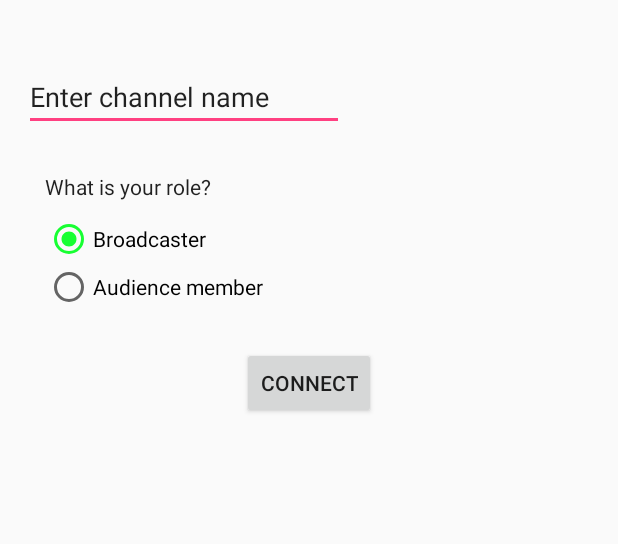
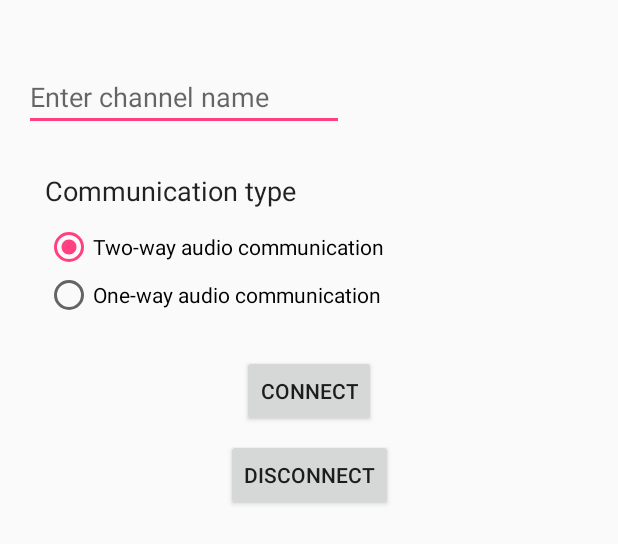
Before and after one commit to SphericalKat/DevFest, an Android app: the layout activity_main.xml on its own in the app's theme, with its tools: preview values and no code run, on a phone screen of 412 x 824 dp. Shown: the top 544 px of the screen. Run offline under Robolectric (Android 15) with nearby library versions, the phone set to English and light mode, and no system bars.

Commit message:
Move to a working prototype with some misc UI and comm changes

```diff
--- a/app/src/main/res/layout/activity_main.xml
+++ b/app/src/main/res/layout/activity_main.xml
@@ -12,8 +12,8 @@
         android:layout_marginStart="16dp"
         android:layout_marginTop="42dp"
         android:ems="10"
+        android:hint="Enter channel name"
         android:inputType="text"
-        android:text="Enter channel name"
         app:layout_constraintStart_toStartOf="parent"
         app:layout_constraintTop_toTopOf="parent" />
 
@@ -41,10 +41,10 @@
             android:layout_width="wrap_content"
             android:layout_height="wrap_content"
             android:layout_weight="1"
-            android:buttonTint="#17ff32"
+            android:buttonTint="@color/colorAccent"
             android:checked="true"
-            android:text="Broadcaster"
-            android:onClick="onButtonClicked"/>
+            android:onClick="onButtonClicked"
+            android:text="Two-way audio communication" />
 
         <RadioButton
             android:id="@+id/audio_audience"
@@ -52,8 +52,8 @@
             android:layout_height="wrap_content"
             android:layout_weight="1"
             android:checked="false"
-            android:text="Audience member"
-            android:onClick="onButtonClicked"/>
+            android:onClick="onButtonClicked"
+            android:text="One-way audio communication" />
     </RadioGroup>
 
     <TextView
@@ -63,10 +63,22 @@
         android:layout_marginStart="30dp"
         android:layout_marginTop="27dp"
         android:fontFamily="sans-serif"
-        android:text="What is your role?"
+        android:text="Communication type"
         android:textAppearance="@android:style/TextAppearance.Material"
+        android:textSize="18sp"
         android:typeface="normal"
         app:layout_constraintStart_toStartOf="parent"
         app:layout_constraintTop_toBottomOf="@+id/channel_name" />
 
+    <Button
+        android:id="@+id/button_disconnect"
+        android:layout_width="wrap_content"
+        android:layout_height="wrap_content"
+        android:layout_marginTop="8dp"
+        android:onClick="onDisconnectClicked"
+        android:text="Disconnect"
+        app:layout_constraintEnd_toEndOf="parent"
+        app:layout_constraintStart_toStartOf="parent"
+        app:layout_constraintTop_toBottomOf="@+id/join_channel" />
+
 </android.support.constraint.ConstraintLayout>
```
Also changed, not shown: app/src/main/java/org/firehound/devfest/MainActivity.java (+35 -7 lines).
